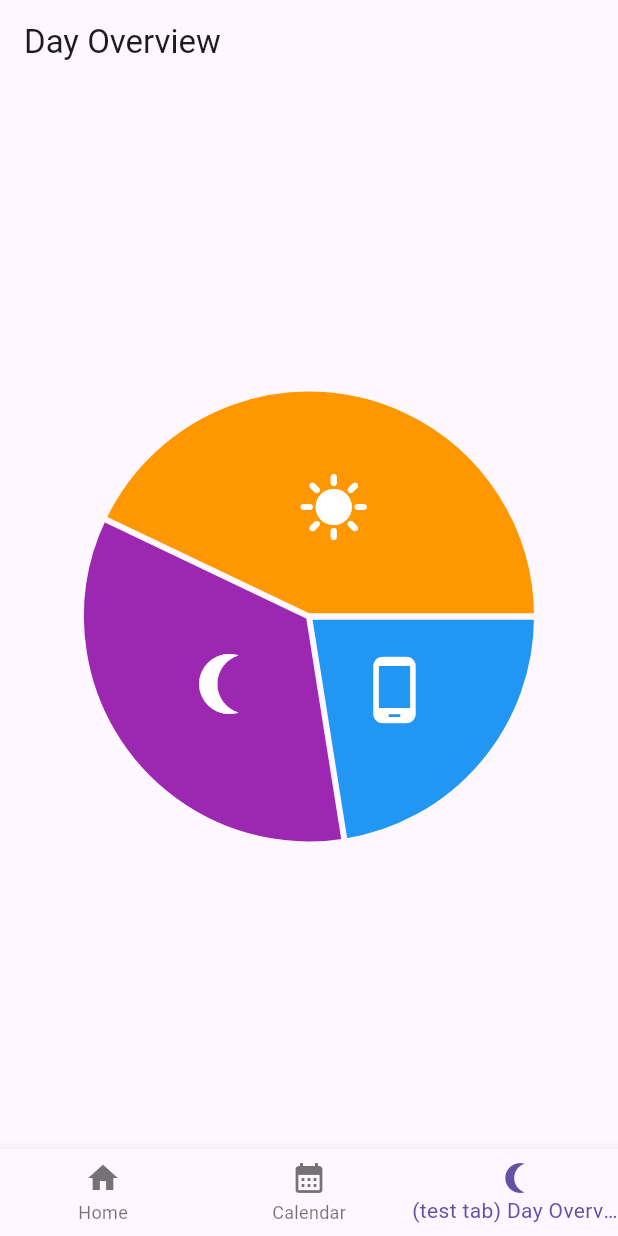
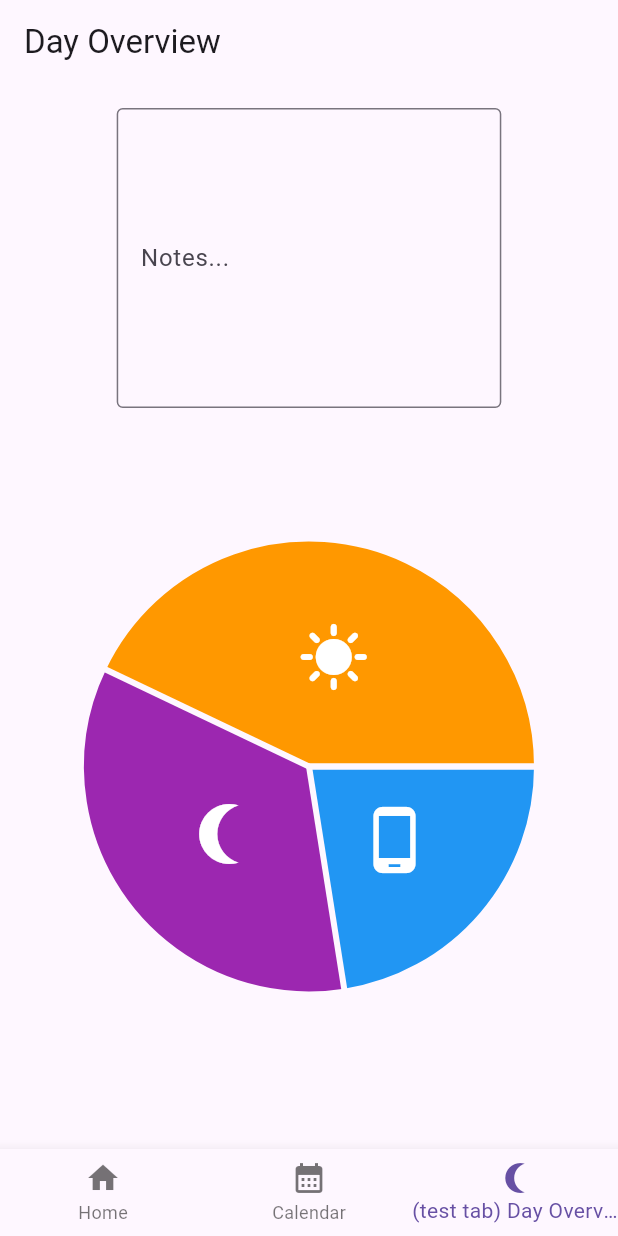
Before and after one commit to Cs3541/AwesomeHonkShoo, a Flutter app: the screen it shows once a user with an empty profile is signed in, item 3 of the bottom bar chosen, on a phone screen of 412 x 824 dp. Run offline on Flutter 3.47's test engine with Material 3 defaults, Android fonts, the phone set to English and light mode, and no system bars; drawn by our look-alikes of fl_chart; our stand-ins replace firebase_auth, firebase_core; accounts and stored records are empty.

Commit message:
Added notes section for day overview.

```diff
--- a/lib/views/day_overview.dart
+++ b/lib/views/day_overview.dart
@@ -19,12 +19,34 @@ class DayOverviewScreen extends StatelessWidget {
 
   @override
   Widget build(BuildContext context) {
+    // used for percentage-based screen sizing
+    double screenWidth = MediaQuery.of(context).size.width;
+    double screenHeight = MediaQuery.of(context).size.height;
+
     return Scaffold(
       appBar: AppBar(title: const Text('Day Overview')),
       body: Padding(
         padding: const EdgeInsets.all(16.0),
         child: Column(
           children: [
+            Padding(
+              padding: EdgeInsets.symmetric(
+                vertical: 0,
+                horizontal: screenWidth * 0.15,
+              ),
+              child: SizedBox(
+                height: 200,
+                child: TextField(
+                  maxLines: null,
+                  expands: true,
+                  keyboardType: TextInputType.multiline,
+                  decoration: InputDecoration(
+                    hintText: "Notes...",
+                    border: OutlineInputBorder(),
+                  ),
+                ),
+              ),
+            ),
             Expanded(
               child: PieChart(
                 PieChartData(
```
